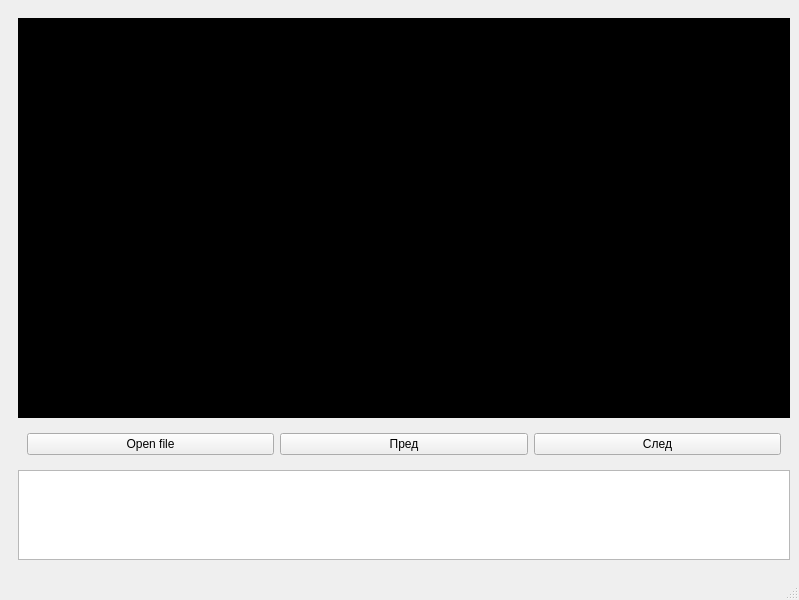
First picture: the form in interface_for_images.ui, repository AndreyStlnzh/Monitoring_hack, before the edit.
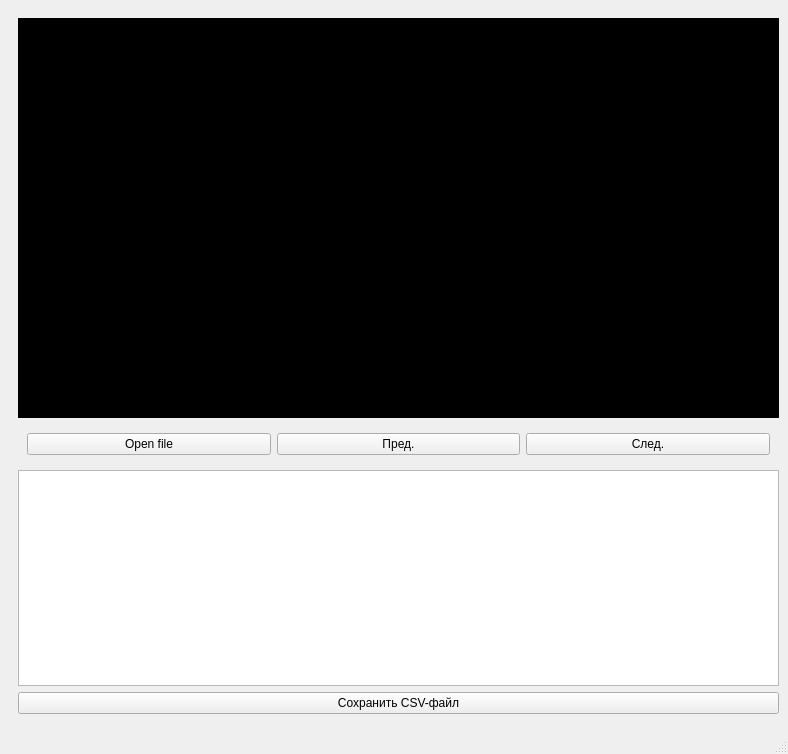
Second picture: the form after the edit.

Commit message: base interface done

Diff of the .ui file:
```diff
--- a/interface_for_images.ui
+++ b/interface_for_images.ui
@@ -6,8 +6,8 @@
    <rect>
     <x>0</x>
     <y>0</y>
-    <width>799</width>
-    <height>600</height>
+    <width>788</width>
+    <height>754</height>
    </rect>
   </property>
   <property name="windowTitle">
@@ -52,14 +52,14 @@
             <item>
              <widget class="QPushButton" name="pushButton_Prev">
               <property name="text">
-               <string>Пред</string>
+               <string>Пред.</string>
               </property>
              </widget>
             </item>
             <item>
              <widget class="QPushButton" name="pushButton_Next">
               <property name="text">
-               <string>След</string>
+               <string>След.</string>
               </property>
              </widget>
             </item>
@@ -71,6 +71,13 @@
        <item>
         <widget class="QTableWidget" name="tableWidget"/>
        </item>
+       <item>
+        <widget class="QPushButton" name="pushButton_saveCSV">
+         <property name="text">
+          <string>Сохранить CSV-файл</string>
+         </property>
+        </widget>
+       </item>
       </layout>
      </widget>
     </item>
```
Left out of the diff: 2 changed lines with no effect on the pictures. The commit also changes 7 other files.
